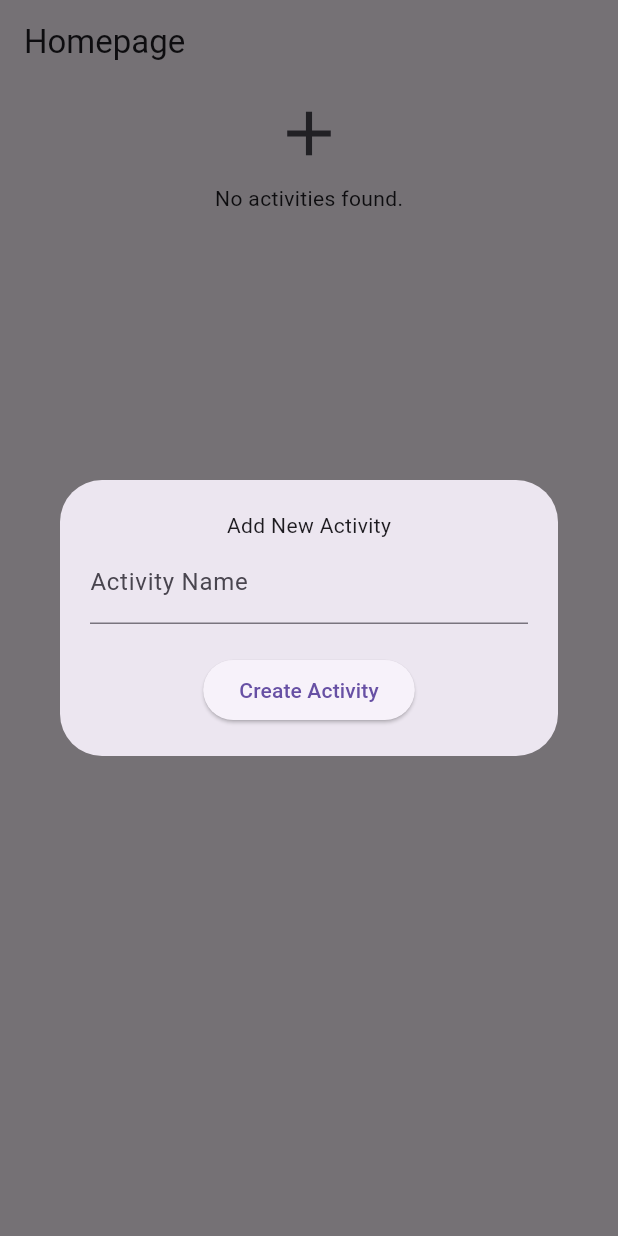
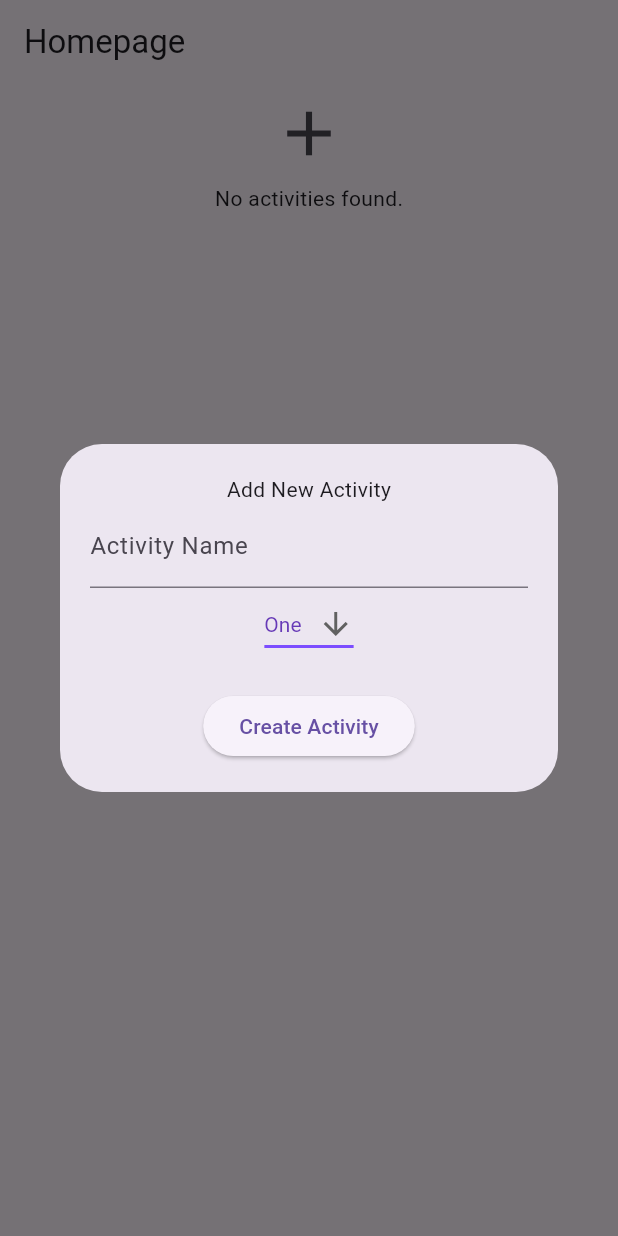
Before and after one commit to crhaxx/reservation_service_app, a Flutter app: the screen it shows after launch, after a tap on the "add" icon, on a phone screen of 412 x 824 dp. Run offline on Flutter 3.47's test engine with Material 3 defaults, Android fonts, the phone set to English and light mode, and no system bars; our stand-ins replace isar; accounts and stored records are empty; generated files the repository leaves out were written again.

Commit message:
Added widgets

```diff
--- a/lib/pages/about_activity.dart
+++ b/lib/pages/about_activity.dart
@@ -19,7 +19,7 @@ class _AboutActivityState extends State<AboutActivity> {
   @override
   Widget build(BuildContext context) {
     return Scaffold(
-      appBar: AppBar(title: const Text('About Activity')),
+      appBar: AppBar(title: Text(widget.title)),
       body: const Center(
         child: Text('Details about the activity will be shown here.'),
       ),
--- a/lib/services/local_service.dart
+++ b/lib/services/local_service.dart
@@ -13,6 +13,7 @@ class LocalService {
   static Future<void> createNewActivity(String name) async {
     final activity = Activity()
       ..name = name
+      ..description = 'Default Description'
       ..date = DateTime.now();
 
     await isar.writeTxn(() async {
--- /dev/null
+++ b/lib/widgets/activity_selector.dart
@@ -0,0 +1,33 @@
+import 'package:flutter/material.dart';
+
+class ActivitySelector extends StatefulWidget {
+  const ActivitySelector({super.key});
+
+  @override
+  _ActivitySelectorState createState() => _ActivitySelectorState();
+}
+
+class _ActivitySelectorState extends State<ActivitySelector> {
+  String dropdownValue = 'One';
+
+  @override
+  Widget build(BuildContext context) {
+    return DropdownButton<String>(
+      value: dropdownValue,
+      icon: const Icon(Icons.arrow_downward),
+      elevation: 16,
+      style: const TextStyle(color: Colors.deepPurple),
+      underline: Container(height: 2, color: Colors.deepPurpleAccent),
+      onChanged: (String? newValue) {
+        setState(() {
+          dropdownValue = newValue!;
+        });
+      },
+      items: <String>['One', 'Two', 'Three', 'Four']
+          .map<DropdownMenuItem<String>>((String value) {
+            return DropdownMenuItem<String>(value: value, child: Text(value));
+          })
+          .toList(),
+    );
+  }
+}
```
Also changed, not shown: lib/pages/homepage.dart (+8 -22 lines), lib/widgets/activity_item.dart (added, +53 -0 lines).
